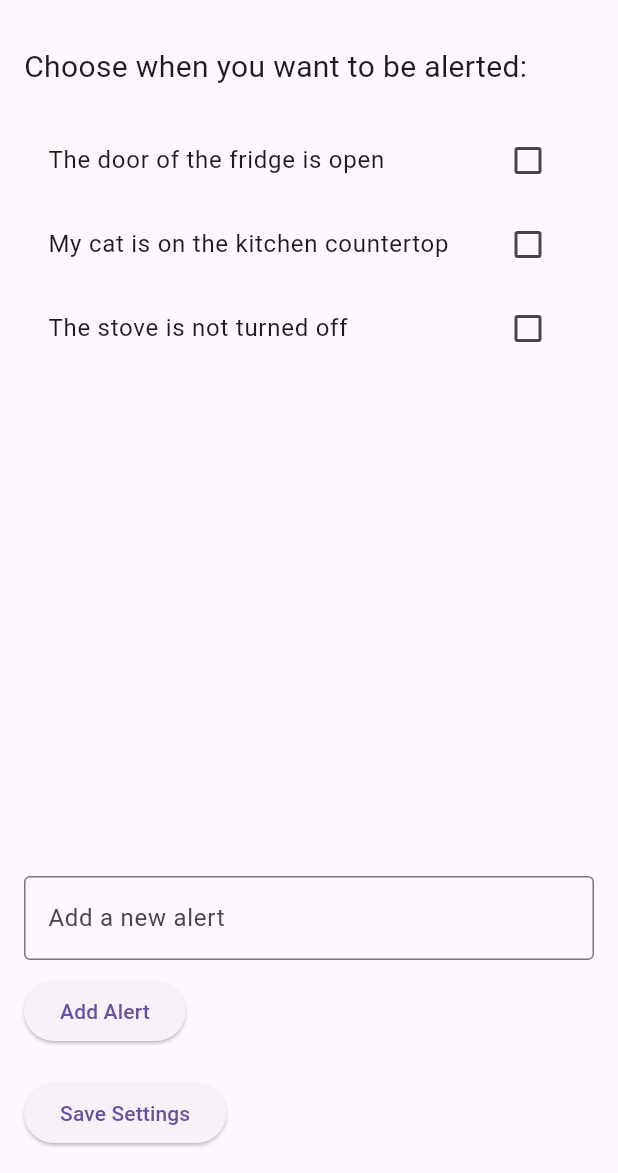
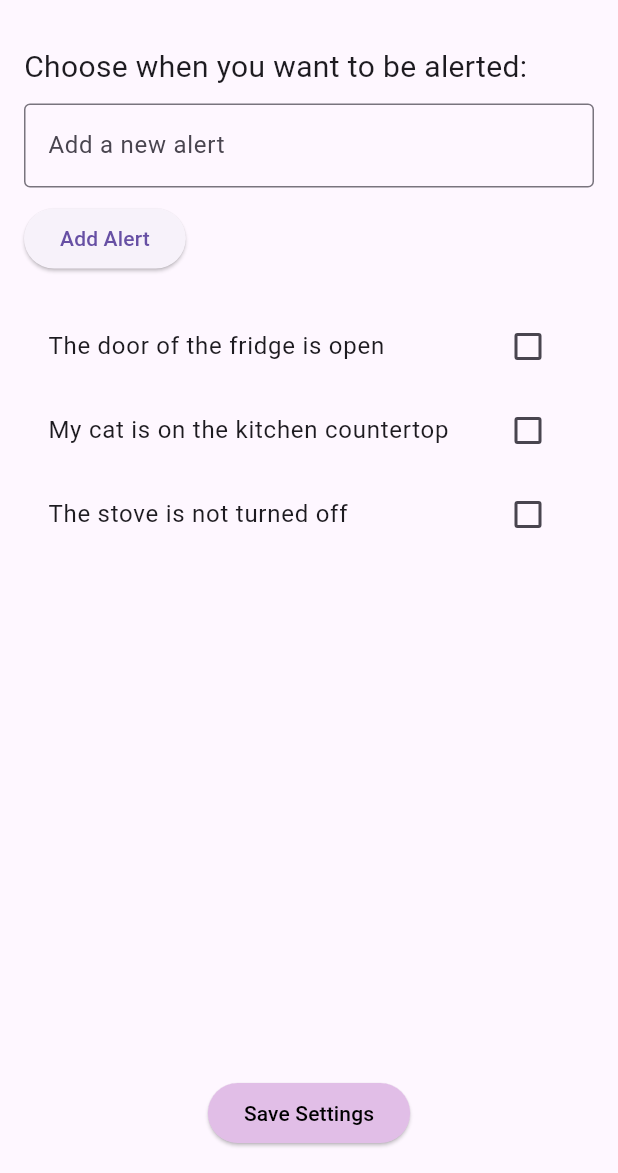
Before and after one commit to hypercosmac/PX1, a Flutter app: the screen it shows after launch, on a phone screen of 412 x 824 dp, the part 63-1236 px from its top. Run offline on Flutter 3.47's test engine with Material 3 defaults, Android fonts, the phone set to English and light mode, and no system bars.

Commit message:
UI improvement

```diff
--- a/flutter_home_assistant_app/lib/main.dart
+++ b/flutter_home_assistant_app/lib/main.dart
@@ -64,6 +64,19 @@ class _AlertSettingsPageState extends State<AlertSettingsPage> {
               'Choose when you want to be alerted:',
               style: TextStyle(fontSize: 20),
             ),
+            SizedBox(height: 10),
+            TextField(
+              controller: _newAlertController,
+              decoration: InputDecoration(
+                labelText: 'Add a new alert',
+                border: OutlineInputBorder(),
+              ),
+            ),
+            SizedBox(height: 10),
+            ElevatedButton(
+              onPressed: _addNewAlert,
+              child: Text('Add Alert'),
+            ),
             SizedBox(height: 20),
             Expanded(
               child: ListView(
@@ -84,22 +97,17 @@ class _AlertSettingsPageState extends State<AlertSettingsPage> {
                 }).toList(),
               ),
             ),
-            TextField(
-              controller: _newAlertController,
-              decoration: InputDecoration(
-                labelText: 'Add a new alert',
-                border: OutlineInputBorder(),
+            Center(
+              child: ElevatedButton(
+                onPressed: _saveSettings,
+                style: ElevatedButton.styleFrom(
+                  backgroundColor: Colors.purple[100], // Light purple color
+                ),
+                child: Text(
+                  'Save Settings',
+                  style: TextStyle(color: Colors.black), // White text color
+                ),
               ),
-            ),
-            SizedBox(height: 10),
-            ElevatedButton(
-              onPressed: _addNewAlert,
-              child: Text('Add Alert'),
-            ),
-            SizedBox(height: 20),
-            ElevatedButton(
-              onPressed: _saveSettings,
-              child: Text('Save Settings'),
             ),
           ],
         ),
```
